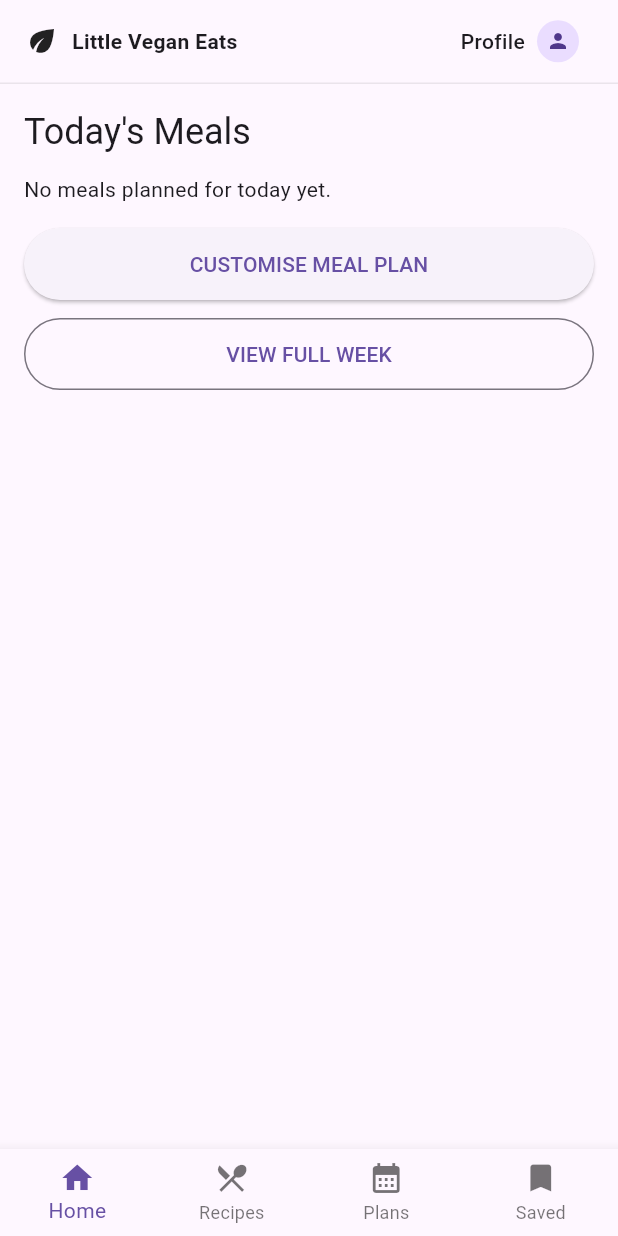
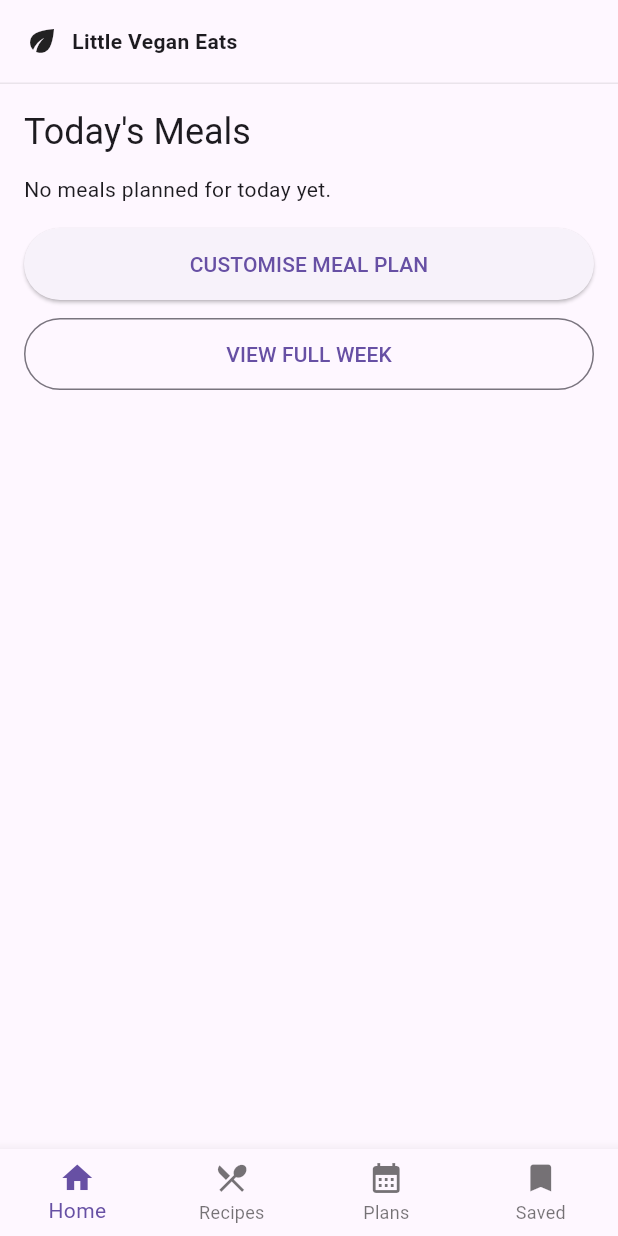
Before and after one commit to staygold/little_vegan_eats, a Flutter app: the AppShell screen opened by its route, on a phone screen of 412 x 824 dp. Run offline on Flutter 3.47's test engine with Material 3 defaults, Android fonts, the phone set to English and light mode, and no system bars; our stand-ins replace cloud_firestore, dio, firebase_auth, firebase_core, hive_flutter; accounts and stored records are empty; network calls fail.

Commit message:
UI: remove profile/name from top header bar

```diff
--- a/lib/app/top_header_bar.dart
+++ b/lib/app/top_header_bar.dart
@@ -1,39 +1,7 @@
-import 'package:cloud_firestore/cloud_firestore.dart';
-import 'package:firebase_auth/firebase_auth.dart';
 import 'package:flutter/material.dart';
-
-import '../profile/profile_screen.dart';
 
 class TopHeaderBar extends StatelessWidget {
   const TopHeaderBar({super.key});
-
-  String _deriveName({
-    required User user,
-    required Map<String, dynamic>? data,
-  }) {
-    // Try common fields first
-    final raw = (data?['firstName'] ??
-            data?['first_name'] ??
-            data?['name'] ??
-            data?['displayName'])
-        ?.toString()
-        .trim();
-
-    if (raw != null && raw.isNotEmpty) {
-      // If it's a full name, take the first word
-      return raw.split(' ').first.trim();
-    }
-
-    // Fallback: email prefix (before @)
-    final email = user.email ?? '';
-    if (email.contains('@')) {
-      final prefix = email.split('@').first.trim();
-      if (prefix.isNotEmpty) return prefix;
-    }
-
-    // Last fallback
-    return 'Profile';
-  }
 
   @override
   Widget build(BuildContext context) {
@@ -50,9 +18,6 @@ class TopHeaderBar extends StatelessWidget {
         ),
       ),
       child: Row(
-        children: [
-          // LEFT: logo / title
-          Row(
         children: const [
           Icon(Icons.eco),
           SizedBox(width: 8),
@@ -62,74 +27,6 @@ class TopHeaderBar extends StatelessWidget {
           ),
         ],
       ),
-
-          const Spacer(),
-
-          // RIGHT: name + profile button (live)
-          StreamBuilder<User?>(
-            stream: FirebaseAuth.instance.authStateChanges(),
-            builder: (context, authSnap) {
-              final user = authSnap.data;
-
-              // Not logged in → just show "Profile"
-              if (user == null) {
-                return InkWell(
-                  borderRadius: BorderRadius.circular(999),
-                  onTap: () {
-                    Navigator.of(context).push(
-                      MaterialPageRoute(builder: (_) => const ProfileScreen()),
-                    );
-                  },
-                  child: const Padding(
-                    padding: EdgeInsets.symmetric(horizontal: 10, vertical: 8),
-                    child: Row(
-                      children: [
-                        Text('Profile', style: TextStyle(fontWeight: FontWeight.w500)),
-                        SizedBox(width: 8),
-                        CircleAvatar(radius: 14, child: Icon(Icons.person, size: 16)),
-                      ],
-                    ),
-                  ),
-                );
-              }
-
-              final docRef =
-                  FirebaseFirestore.instance.collection('users').doc(user.uid);
-
-              return StreamBuilder<DocumentSnapshot<Map<String, dynamic>>>(
-                stream: docRef.snapshots(),
-                builder: (context, docSnap) {
-                  final data = docSnap.data?.data();
-                  final firstName = _deriveName(user: user, data: data);
-
-                  return InkWell(
-                    borderRadius: BorderRadius.circular(999),
-                    onTap: () {
-                      Navigator.of(context).push(
-                        MaterialPageRoute(builder: (_) => const ProfileScreen()),
-                      );
-                    },
-                    child: Padding(
-                      padding: const EdgeInsets.symmetric(horizontal: 10, vertical: 8),
-                      child: Row(
-                        children: [
-                          Text(firstName,
-                              style: const TextStyle(fontWeight: FontWeight.w500)),
-                          const SizedBox(width: 8),
-                          const CircleAvatar(
-                            radius: 14,
-                            child: Icon(Icons.person, size: 16),
-                          ),
-                        ],
-                      ),
-                    ),
-                  );
-                },
-              );
-            },
-          ),
-        ],
-      ),
     );
   }
 }
```
Lines whose indentation alone changed are shown as unchanged.
